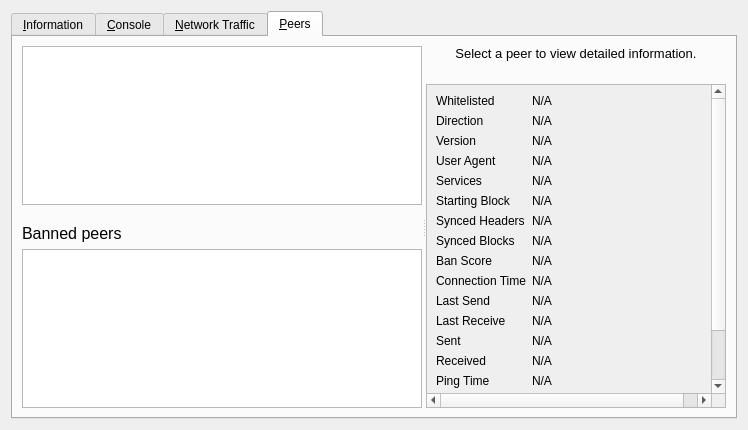
diazcoin/diaz, file src/qt/forms/debugwindow.ui: the form before one commit.
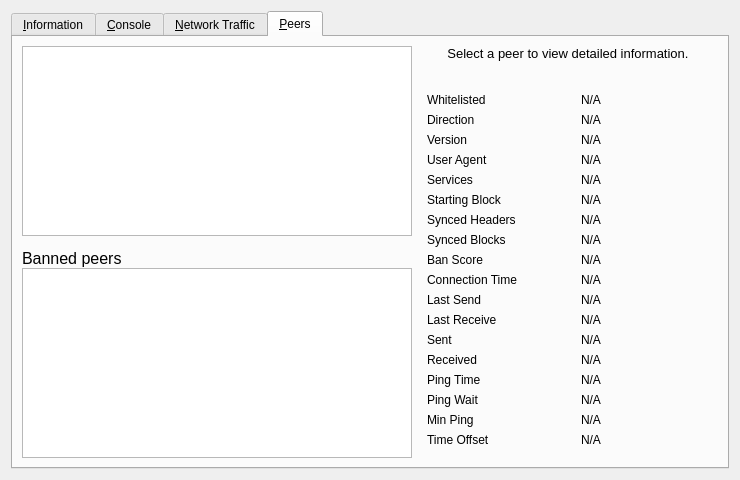
The form after the commit. The open tabs and pages were chosen to show the change. Icons and pictures are not drawn. Custom widgets are drawn as their Qt base class.

What changed in the file:
```diff
--- a/src/qt/forms/debugwindow.ui
+++ b/src/qt/forms/debugwindow.ui
@@ -902,31 +902,17 @@
       <attribute name="title">
        <string>&amp;Peers</string>
       </attribute>
-      <layout class="QVBoxLayout" name="verticalLayout_6">
-       <item>
-        <widget class="QSplitter" name="splitter">
-         <property name="orientation">
-          <enum>Qt::Horizontal</enum>
+      <layout class="QGridLayout" name="gridLayout_2">
+       <item row="0" column="0" rowspan="2">
+        <layout class="QVBoxLayout" name="verticalLayout_101">
+         <property name="spacing">
+          <number>0</number>
          </property>
-         <property name="childrenCollapsible">
-          <bool>false</bool>
-         </property>
-         <widget class="QWidget" name="widget_1" native="true">
-          <property name="sizePolicy">
-           <sizepolicy hsizetype="MinimumExpanding" vsizetype="Preferred">
-            <horstretch>1</horstretch>
-            <verstretch>0</verstretch>
-           </sizepolicy>
-          </property>
-          <property name="minimumSize">
-           <size>
-            <width>400</width>
-            <height>0</height>
-           </size>
-          </property>
-          <layout class="QVBoxLayout" name="verticalLayout_7">
            <item>
             <widget class="QTableView" name="peerWidget">
+           <property name="horizontalScrollBarPolicy">
+            <enum>Qt::ScrollBarAsNeeded</enum>
+           </property>
              <property name="tabKeyNavigation">
               <bool>false</bool>
              </property>
@@ -948,7 +934,7 @@
              </property>
              <property name="minimumSize">
               <size>
-               <width>0</width>
+             <width>300</width>
                <height>32</height>
               </size>
              </property>
@@ -982,6 +968,15 @@
            </item>
            <item>
             <widget class="QTableView" name="banlistWidget">
+           <property name="sizePolicy">
+            <sizepolicy hsizetype="Expanding" vsizetype="Expanding">
+             <horstretch>0</horstretch>
+             <verstretch>0</verstretch>
+            </sizepolicy>
+           </property>
+           <property name="horizontalScrollBarPolicy">
+            <enum>Qt::ScrollBarAsNeeded</enum>
+           </property>
              <property name="tabKeyNavigation">
               <bool>false</bool>
              </property>
@@ -994,22 +989,8 @@
             </widget>
            </item>
           </layout>
-         </widget>
-         <widget class="QWidget" name="widget_2" native="true">
-          <property name="sizePolicy">
-           <sizepolicy hsizetype="Minimum" vsizetype="Preferred">
-            <horstretch>0</horstretch>
-            <verstretch>0</verstretch>
-           </sizepolicy>
-          </property>
-          <property name="minimumSize">
-           <size>
-            <width>300</width>
-            <height>0</height>
-           </size>
-          </property>
-          <layout class="QVBoxLayout" name="verticalLayout_8">
-           <item>
+       </item>
+       <item row="0" column="1">
             <widget class="QLabel" name="peerHeading">
              <property name="sizePolicy">
               <sizepolicy hsizetype="Preferred" vsizetype="Minimum">
@@ -1019,7 +1000,7 @@
              </property>
              <property name="minimumSize">
               <size>
-               <width>0</width>
+           <width>300</width>
                <height>32</height>
               </size>
              </property>
@@ -1045,27 +1026,15 @@
              </property>
             </widget>
            </item>
-           <item>
-            <widget class="QScrollArea" name="scrollArea">
-             <property name="widgetResizable">
-              <bool>true</bool>
-             </property>
-             <widget class="QWidget" name="detailWidget">
-              <property name="geometry">
-               <rect>
-                <x>0</x>
-                <y>0</y>
-                <width>300</width>
-                <height>426</height>
-               </rect>
-              </property>
+       <item row="1" column="1">
+        <widget class="QWidget" name="detailWidget" native="true">
               <property name="minimumSize">
                <size>
                 <width>300</width>
                 <height>0</height>
                </size>
               </property>
-              <layout class="QGridLayout" name="gridLayout_2" columnstretch="0,1">
+         <layout class="QGridLayout" name="gridLayout_3">
                <item row="0" column="0">
                 <widget class="QLabel" name="label_30">
                  <property name="text">
@@ -1073,7 +1042,7 @@
                  </property>
                 </widget>
                </item>
-               <item row="0" column="1">
+          <item row="0" column="2">
                 <widget class="QLabel" name="peerWhitelisted">
                  <property name="cursor">
                   <cursorShape>IBeamCursor</cursorShape>
@@ -1096,7 +1065,7 @@
                  </property>
                 </widget>
                </item>
-               <item row="1" column="1">
+          <item row="1" column="2">
                 <widget class="QLabel" name="peerDirection">
                  <property name="cursor">
                   <cursorShape>IBeamCursor</cursorShape>
@@ -1119,7 +1088,7 @@
                  </property>
                 </widget>
                </item>
-               <item row="2" column="1">
+          <item row="2" column="2">
                 <widget class="QLabel" name="peerVersion">
                  <property name="cursor">
                   <cursorShape>IBeamCursor</cursorShape>
@@ -1142,7 +1111,7 @@
                  </property>
                 </widget>
                </item>
-               <item row="3" column="1">
+          <item row="3" column="2">
                 <widget class="QLabel" name="peerSubversion">
                  <property name="cursor">
                   <cursorShape>IBeamCursor</cursorShape>
@@ -1165,7 +1134,7 @@
                  </property>
                 </widget>
                </item>
-               <item row="4" column="1">
+          <item row="4" column="2">
                 <widget class="QLabel" name="peerServices">
                  <property name="cursor">
                   <cursorShape>IBeamCursor</cursorShape>
@@ -1188,7 +1157,7 @@
                  </property>
                 </widget>
                </item>
-               <item row="5" column="1">
+          <item row="5" column="2">
                 <widget class="QLabel" name="peerHeight">
                  <property name="cursor">
                   <cursorShape>IBeamCursor</cursorShape>
@@ -1211,7 +1180,7 @@
                  </property>
                 </widget>
                </item>
-               <item row="6" column="1">
+          <item row="6" column="2">
                 <widget class="QLabel" name="peerSyncHeight">
                  <property name="cursor">
                   <cursorShape>IBeamCursor</cursorShape>
@@ -1234,7 +1203,7 @@
                  </property>
                 </widget>
                </item>
-               <item row="7" column="1">
+          <item row="7" column="2">
                 <widget class="QLabel" name="peerCommonHeight">
                  <property name="cursor">
                   <cursorShape>IBeamCursor</cursorShape>
@@ -1257,7 +1226,7 @@
                  </property>
                 </widget>
                </item>
-               <item row="8" column="1">
+          <item row="8" column="2">
                 <widget class="QLabel" name="peerBanScore">
                  <property name="cursor">
                   <cursorShape>IBeamCursor</cursorShape>
@@ -1280,7 +1249,7 @@
                  </property>
                 </widget>
                </item>
-               <item row="9" column="1">
+          <item row="9" column="2">
                 <widget class="QLabel" name="peerConnTime">
                  <property name="cursor">
                   <cursorShape>IBeamCursor</cursorShape>
@@ -1303,7 +1272,7 @@
                  </property>
                 </widget>
                </item>
-               <item row="10" column="1">
+          <item row="10" column="2">
                 <widget class="QLabel" name="peerLastSend">
                  <property name="cursor">
                   <cursorShape>IBeamCursor</cursorShape>
@@ -1326,7 +1295,7 @@
                  </property>
                 </widget>
                </item>
-               <item row="11" column="1">
+          <item row="11" column="2">
                 <widget class="QLabel" name="peerLastRecv">
                  <property name="cursor">
                   <cursorShape>IBeamCursor</cursorShape>
@@ -1349,7 +1318,7 @@
                  </property>
                 </widget>
                </item>
-               <item row="12" column="1">
+          <item row="12" column="2">
                 <widget class="QLabel" name="peerBytesSent">
                  <property name="cursor">
                   <cursorShape>IBeamCursor</cursorShape>
@@ -1372,7 +1341,7 @@
                  </property>
                 </widget>
                </item>
-               <item row="13" column="1">
+          <item row="13" column="2">
                 <widget class="QLabel" name="peerBytesRecv">
                  <property name="cursor">
                   <cursorShape>IBeamCursor</cursorShape>
@@ -1395,7 +1364,7 @@
                  </property>
                 </widget>
                </item>
-               <item row="14" column="1">
+          <item row="14" column="2">
                 <widget class="QLabel" name="peerPingTime">
                  <property name="cursor">
                   <cursorShape>IBeamCursor</cursorShape>
@@ -1421,7 +1390,7 @@
                  </property>
                 </widget>
                </item>
-               <item row="15" column="1">
+          <item row="15" column="2">
                 <widget class="QLabel" name="peerPingWait">
                  <property name="cursor">
                   <cursorShape>IBeamCursor</cursorShape>
@@ -1444,7 +1413,7 @@
                  </property>
                 </widget>
                </item>
-               <item row="16" column="1">
+          <item row="16" column="2">
                 <widget class="QLabel" name="peerMinPing">
                  <property name="cursor">
                   <cursorShape>IBeamCursor</cursorShape>
@@ -1467,7 +1436,7 @@
                  </property>
                 </widget>
                </item>
-               <item row="17" column="1">
+          <item row="17" column="2">
                 <widget class="QLabel" name="timeoffset">
                  <property name="cursor">
                   <cursorShape>IBeamCursor</cursorShape>
@@ -1483,7 +1452,7 @@
                  </property>
                 </widget>
                </item>
-               <item row="18" column="0">
+          <item row="18" column="1">
                 <spacer name="verticalSpacer_3">
                  <property name="orientation">
                   <enum>Qt::Vertical</enum>
@@ -1497,11 +1466,6 @@
                 </spacer>
                </item>
               </layout>
-             </widget>
-            </widget>
-           </item>
-          </layout>
-         </widget>
         </widget>
        </item>
       </layout>
```
Left out of the diff: 74 changed lines with no effect on the pictures. Lines whose indentation alone changed are shown as unchanged.
